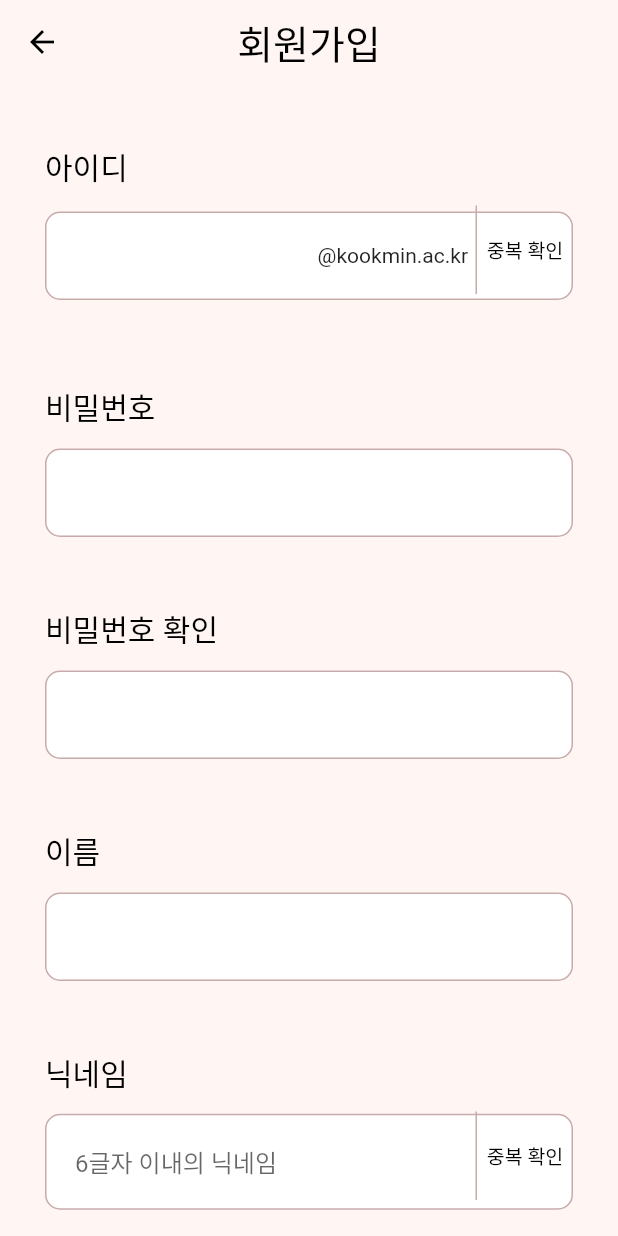
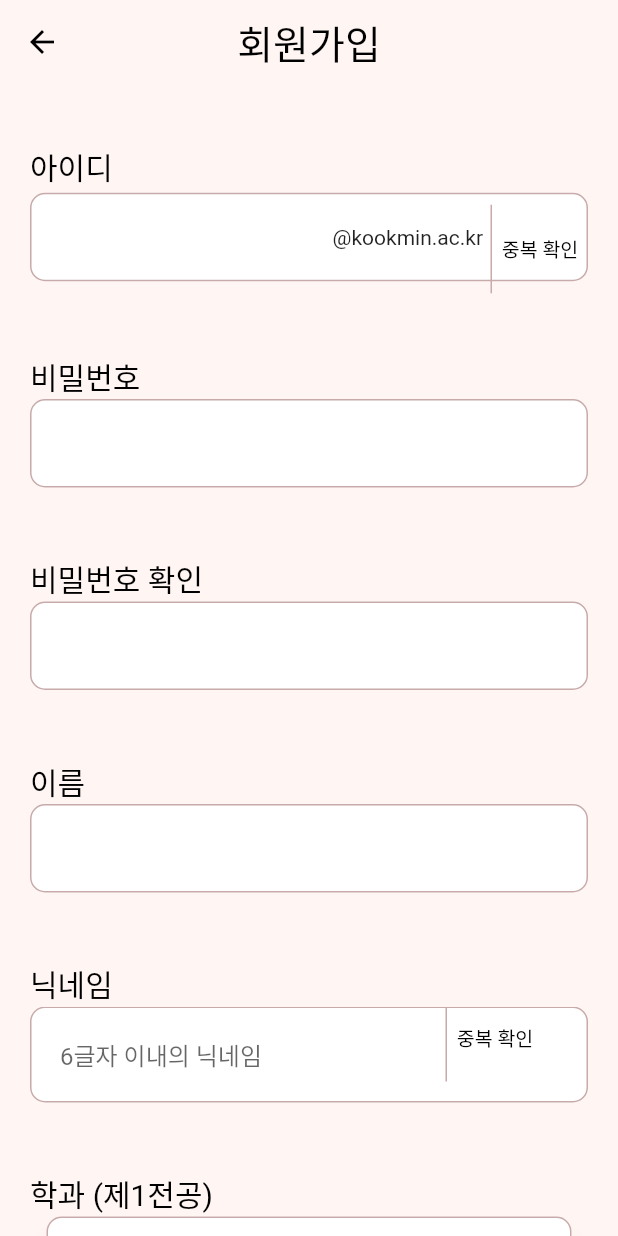
Before and after one commit to TEAM-LINRING/LINRING-FRONT, a Flutter app: the SignUpScreen screen opened by its route, on a phone screen of 412 x 824 dp. Run offline on Flutter 3.47's test engine with Material 2 defaults, Android fonts, the phone set to English and light mode, and no system bars; our stand-ins replace carousel_slider, flutter_dotenv, flutter_rating_bar, flutter_secure_storage; missing offline and left inert: omni_datetime_picker; accounts and stored records are empty; Roboto replaces fonts that are missing (Pretendard).

Commit message:
Refactor: 양쪽 여백 조정
회원가입 페이지에서 ui 관련하여 전체적으로 코드 리팩토링

```diff
--- a/lib/screens/signup_screen.dart
+++ b/lib/screens/signup_screen.dart
@@ -213,15 +213,15 @@ class _SignUpScreenState extends State<SignUpScreen> {
         title: '회원가입',
       ),
       body: SingleChildScrollView(
+        padding: const EdgeInsets.fromLTRB(20, 0, 20, 0),
         child:
             Column(mainAxisAlignment: MainAxisAlignment.spaceAround, children: [
           const SizedBox(
             height: 40,
           ),
           //아이디
-          const Padding(
-              padding: EdgeInsets.only(left: 30.0, bottom: 0),
-              child: Align(
+
+          const Align(
               alignment: Alignment.centerLeft,
               child: Text(
                 '아이디',
@@ -231,9 +231,9 @@ class _SignUpScreenState extends State<SignUpScreen> {
                   fontWeight: FontWeight.w400,
                   height: 0,
                 ),
-                  ))),
+              )),
           SizedBox(
-            height: 100,
+            height: 80,
             child: Stack(alignment: Alignment.centerRight, children: [
               CustomTextField(
                 controller: idController,
@@ -250,14 +250,10 @@ class _SignUpScreenState extends State<SignUpScreen> {
                 helperText: helperID,
                 errorText: errorID,
               ),
-              Positioned(
-                  right: 30,
-                  bottom: 30,
-                  child: Container(
+              Container(
                 decoration: const BoxDecoration(
                     border: Border(
-                            left: BorderSide(
-                                width: 1, color: Color(0xFFC8AAAA)))),
+                        left: BorderSide(width: 1, color: Color(0xFFC8AAAA)))),
                 child: OutlinedButton(
                     onPressed: () async {
                       bool? result = await _validationEmail(context);
@@ -288,14 +284,12 @@ class _SignUpScreenState extends State<SignUpScreen> {
                           fontWeight: FontWeight.w400,
                           height: 0),
                     )),
-                  )),
+              ),
             ]),
           ),
           const SizedBox(height: 30),
           //비밀번호
-          const Padding(
-              padding: EdgeInsets.only(left: 30.0, bottom: 8),
-              child: Align(
+          const Align(
               alignment: Alignment.centerLeft,
               child: Text(
                 '비밀번호',
@@ -305,7 +299,7 @@ class _SignUpScreenState extends State<SignUpScreen> {
                   fontWeight: FontWeight.w400,
                   height: 0,
                 ),
-                  ))),
+              )),
           CustomTextField(
             controller: passwordController,
             onChanged: (value) {
@@ -325,9 +319,7 @@ class _SignUpScreenState extends State<SignUpScreen> {
           const SizedBox(height: 30),
 
           //비밀번호 확인
-          const Padding(
-              padding: EdgeInsets.only(left: 30.0, bottom: 8),
-              child: Align(
+          const Align(
               alignment: Alignment.centerLeft,
               child: Text(
                 '비밀번호 확인',
@@ -337,7 +329,7 @@ class _SignUpScreenState extends State<SignUpScreen> {
                   fontWeight: FontWeight.w400,
                   height: 0,
                 ),
-                  ))),
+              )),
           CustomTextField(
             obscureText: true,
             controller: passwordConfirmController,
@@ -353,9 +345,7 @@ class _SignUpScreenState extends State<SignUpScreen> {
           const SizedBox(height: 30),
 
           //이름
-          const Padding(
-              padding: EdgeInsets.only(left: 30, bottom: 8),
-              child: Align(
+          const Align(
               alignment: Alignment.centerLeft,
               child: Text(
                 '이름',
@@ -365,7 +355,7 @@ class _SignUpScreenState extends State<SignUpScreen> {
                   fontWeight: FontWeight.w400,
                   height: 0,
                 ),
-                  ))),
+              )),
           CustomTextField(
             controller: nameController,
             obscureText: false,
@@ -379,9 +369,7 @@ class _SignUpScreenState extends State<SignUpScreen> {
           const SizedBox(height: 30),
 
           //닉네임
-          const Padding(
-              padding: EdgeInsets.only(left: 30.0, bottom: 0),
-              child: Align(
+          const Align(
               alignment: Alignment.centerLeft,
               child: Text(
                 '닉네임',
@@ -391,9 +379,9 @@ class _SignUpScreenState extends State<SignUpScreen> {
                   fontWeight: FontWeight.w400,
                   height: 0,
                 ),
-                  ))),
+              )),
           SizedBox(
-            height: 100,
+            height: 80,
             child: Stack(alignment: Alignment.centerRight, children: [
               CustomTextField(
                 controller: nickNameController,
@@ -464,9 +452,7 @@ class _SignUpScreenState extends State<SignUpScreen> {
           const SizedBox(height: 30),
 
           //학과(제1전공)
-          const Padding(
-              padding: EdgeInsets.only(left: 30.0, bottom: 8),
-              child: Align(
+          const Align(
               alignment: Alignment.centerLeft,
               child: Text(
                 '학과 (제1전공)',
@@ -476,13 +462,10 @@ class _SignUpScreenState extends State<SignUpScreen> {
                   fontWeight: FontWeight.w400,
                   height: 0,
                 ),
-                  ))),
-          Padding(
-            padding: const EdgeInsets.fromLTRB(30, 5, 30, 5),
-            child: OutlinedButton(
+              )),
+          OutlinedButton(
             onPressed: () async {
-                final result =
-                    await Navigator.pushNamed(context, '/selectmajor');
+              final result = await Navigator.pushNamed(context, '/selectmajor');
               if (result is Map<String, String>) {
                 setState(() {
                   selectedData = result;
@@ -515,14 +498,11 @@ class _SignUpScreenState extends State<SignUpScreen> {
                         fontSize: 17, fontWeight: FontWeight.w400),
                   ),
           ),
-          ),
 
           const SizedBox(height: 30),
 
           //학번 및 학년
-          const Padding(
-              padding: EdgeInsets.only(left: 30.0, bottom: 8),
-              child: Align(
+          const Align(
               alignment: Alignment.centerLeft,
               child: Text(
                 '학번 및 학년',
@@ -532,9 +512,8 @@ class _SignUpScreenState extends State<SignUpScreen> {
                   fontWeight: FontWeight.w400,
                   height: 0,
                 ),
-                  ))),
+              )),
           Container(
-            margin: const EdgeInsets.fromLTRB(30, 0, 30, 8),
             decoration: BoxDecoration(
               color: Colors.white,
               border: Border.all(color: const Color(0xFFC8AAAA), width: 1.0),
@@ -611,9 +590,7 @@ class _SignUpScreenState extends State<SignUpScreen> {
           const SizedBox(height: 30),
 
           //성별 및 나이
-          const Padding(
-              padding: EdgeInsets.fromLTRB(30, 0, 0, 8),
-              child: Align(
+          const Align(
               alignment: Alignment.centerLeft,
               child: Text(
                 '성별 및 나이',
@@ -623,12 +600,10 @@ class _SignUpScreenState extends State<SignUpScreen> {
                   fontWeight: FontWeight.w400,
                   height: 0,
                 ),
-                  ))),
+              )),
 
           Container(
             clipBehavior: Clip.hardEdge,
-            //padding: const EdgeInsets.fromLTRB(30, 0, 0, 0),
-            margin: const EdgeInsets.fromLTRB(30, 0, 30, 8),
             decoration: BoxDecoration(
               color: Colors.white,
               border: Border.all(color: const Color(0xFFC8AAAA), width: 1.0),
@@ -710,9 +685,7 @@ class _SignUpScreenState extends State<SignUpScreen> {
           const SizedBox(height: 30),
 
           //특이사항
-          const Padding(
-              padding: EdgeInsets.fromLTRB(30, 0, 0, 8),
-              child: Align(
+          const Align(
               alignment: Alignment.centerLeft,
               child: Row(
                 children: [
@@ -736,22 +709,18 @@ class _SignUpScreenState extends State<SignUpScreen> {
                     ),
                   ),
                 ],
-                  ))),
-          Padding(
-            padding: const EdgeInsets.fromLTRB(30, 0, 23, 5),
-            child: Wrap(
+              )),
+
+          Wrap(
               alignment: WrapAlignment.start,
               children: List.generate(remark.length, (index) {
                 return buildRemark(index);
               })),
-          ),
 
           const SizedBox(height: 30),
 
           //동의
-          Padding(
-            padding: const EdgeInsets.fromLTRB(30, 0, 0, 18),
-            child: Row(
+          Row(
             children: [
               Transform.scale(
                 scale: 1.2,
@@ -796,10 +765,10 @@ class _SignUpScreenState extends State<SignUpScreen> {
               ),
             ],
           ),
+          const SizedBox(
+            height: 10,
           ),
-          Padding(
-            padding: const EdgeInsets.fromLTRB(30, 0, 0, 7),
-            child: Row(
+          Row(
             children: [
               Transform.scale(
                 scale: 1.2,
@@ -839,14 +808,14 @@ class _SignUpScreenState extends State<SignUpScreen> {
               ),
               const Text(
                 '(필수) 허위사실 기재시 서비스 이용이 제한됨을 인지했어요.',
-                  style: TextStyle(fontSize: 13),
+                style: TextStyle(fontSize: 12),
               ),
             ],
           ),
+          const SizedBox(
+            height: 5,
           ),
-          Padding(
-            padding: const EdgeInsets.fromLTRB(30, 0, 0, 7),
-            child: Row(
+          Row(
             children: [
               Transform.scale(
                 scale: 1.2,
@@ -888,11 +857,11 @@ class _SignUpScreenState extends State<SignUpScreen> {
                   text: TextSpan(children: [
                 const TextSpan(
                     text: '(필수) ',
-                      style: TextStyle(fontSize: 13, color: Colors.black)),
+                    style: TextStyle(fontSize: 12, color: Colors.black)),
                 TextSpan(
                     text: '이용약관',
                     style: const TextStyle(
-                        fontSize: 13,
+                      fontSize: 12,
                       color: Colors.black,
                       decoration: TextDecoration.underline,
                     ),
@@ -903,11 +872,11 @@ class _SignUpScreenState extends State<SignUpScreen> {
                       }),
                 const TextSpan(
                     text: ' 및 ',
-                      style: TextStyle(fontSize: 13, color: Colors.black)),
+                    style: TextStyle(fontSize: 12, color: Colors.black)),
                 TextSpan(
                     text: '개인정보수집이용',
                     style: const TextStyle(
-                        fontSize: 13,
+                      fontSize: 12,
                       color: Colors.black,
                       decoration: TextDecoration.underline,
                     ),
@@ -918,10 +887,9 @@ class _SignUpScreenState extends State<SignUpScreen> {
                       }),
                 const TextSpan(
                     text: '에 동의해요.',
-                      style: TextStyle(fontSize: 13, color: Colors.black)),
+                    style: TextStyle(fontSize: 12, color: Colors.black)),
               ]))
             ],
-            ),
           ),
 
           const SizedBox(height: 30),
@@ -963,12 +931,12 @@ class _SignUpScreenState extends State<SignUpScreen> {
 
   Widget buildRemark(index) {
     return Padding(
-      padding: const EdgeInsets.fromLTRB(0, 0, 6, 7),
+      padding: const EdgeInsets.fromLTRB(0, 0, 5, 0),
       child: ChoiceChip(
         shape: RoundedRectangleBorder(
             borderRadius: BorderRadius.circular(8),
             side: const BorderSide(width: 2, color: Color(0xFFFEC2B5))),
-        labelPadding: const EdgeInsets.fromLTRB(5, 5, 5, 5),
+        labelPadding: const EdgeInsets.fromLTRB(5, 2, 5, 2),
         label: Text(
           remark[index]['state'],
           style: Theme.of(context).textTheme.bodyMedium!.copyWith(
--- a/lib/widgets/custom_textfield.dart
+++ b/lib/widgets/custom_textfield.dart
@@ -30,7 +30,7 @@ class CustomTextField extends StatelessWidget {
   @override
   Widget build(BuildContext context) {
     return Padding(
-        padding: padding ?? const EdgeInsets.fromLTRB(30, 5, 30, 0),
+        padding: padding ?? const EdgeInsets.fromLTRB(0, 0, 0, 0),
         child: Stack(
           alignment: Alignment.centerRight,
           children: [
```
Lines whose indentation alone changed are shown as unchanged.
